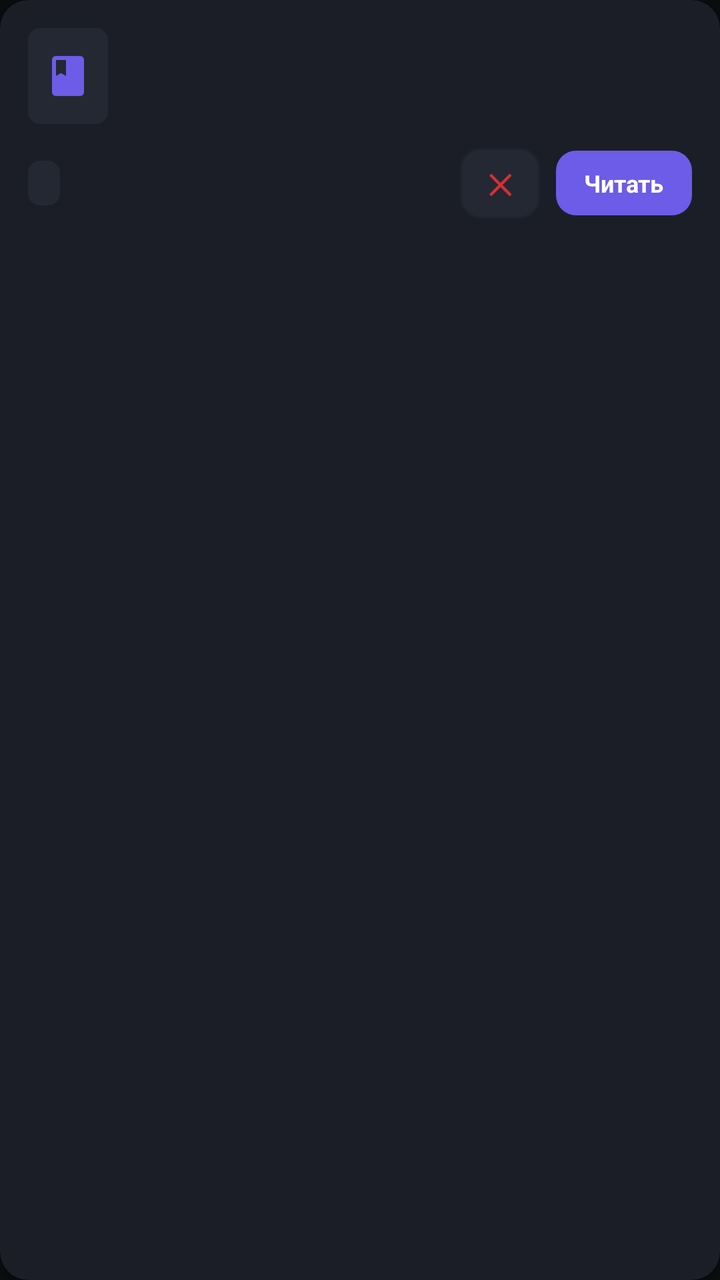
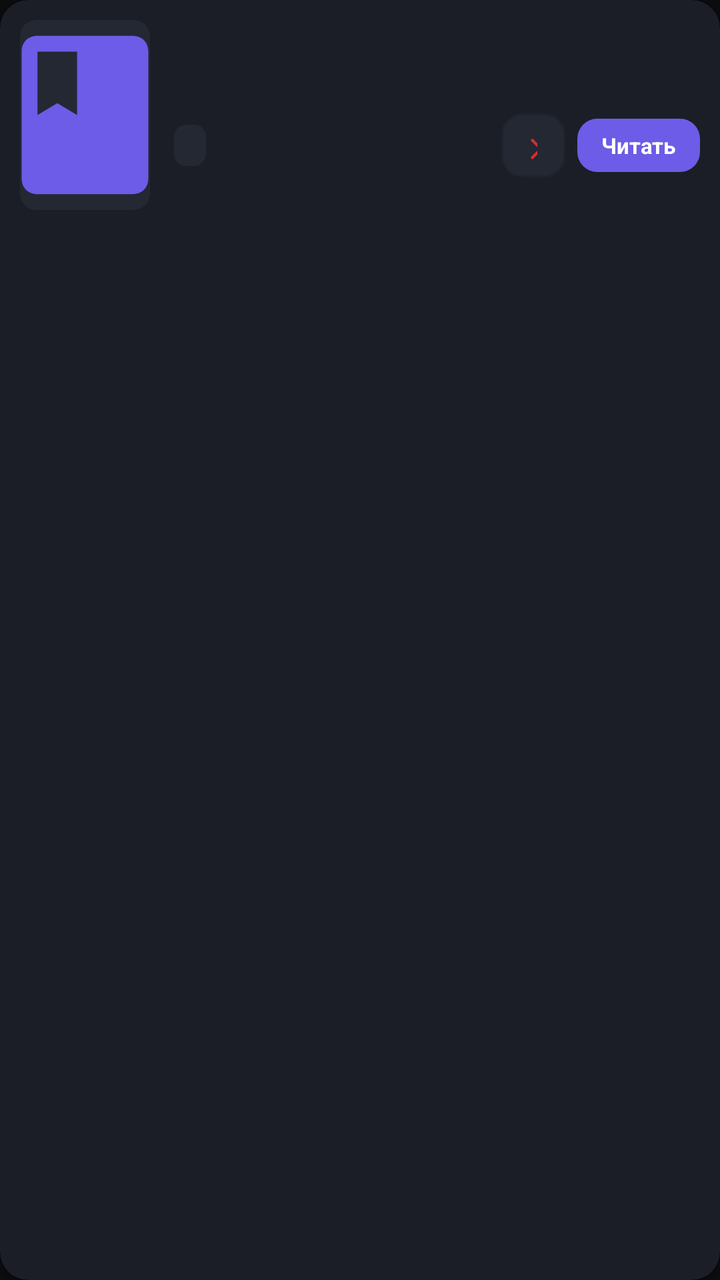

An Android layout rendered at two revisions. The XML below is the earlier revision; the diff shows what the commit changed to produce the second picture.
<!-- AndroidManifest.xml: application theme Theme.Flibusta -->
<!-- res/layout/item_library_book.xml -->
<?xml version="1.0" encoding="utf-8"?>
<androidx.cardview.widget.CardView xmlns:android="http://schemas.android.com/apk/res/android"
    xmlns:app="http://schemas.android.com/apk/res-auto"
    android:layout_width="match_parent"
    android:layout_height="wrap_content"
    android:layout_marginStart="12dp"
    android:layout_marginEnd="12dp"
    android:layout_marginTop="6dp"
    android:layout_marginBottom="6dp"
    app:cardBackgroundColor="@color/bg_surface_card"
    app:cardCornerRadius="14dp"
    app:cardElevation="2dp">

    <LinearLayout
        android:layout_width="match_parent"
        android:layout_height="wrap_content"
        android:orientation="vertical"
        android:padding="14dp">

        <LinearLayout
            android:layout_width="match_parent"
            android:layout_height="wrap_content"
            android:gravity="center_vertical"
            android:orientation="horizontal">

            <ImageView
                android:layout_width="40dp"
                android:layout_height="48dp"
                android:background="@drawable/bg_badge"
                android:padding="8dp"
                android:src="@drawable/ic_book"
                android:contentDescription="Book" />

            <LinearLayout
                android:layout_width="0dp"
                android:layout_height="wrap_content"
                android:layout_marginStart="12dp"
                android:layout_weight="1"
                android:orientation="vertical">

                <TextView
                    android:id="@+id/tv_lib_title"
                    android:layout_width="wrap_content"
                    android:layout_height="wrap_content"
                    android:ellipsize="end"
                    android:maxLines="2"
                    android:textColor="@color/text_primary"
                    android:textSize="16sp"
                    android:textStyle="bold" />

                <TextView
                    android:id="@+id/tv_lib_author"
                    android:layout_width="wrap_content"
                    android:layout_height="wrap_content"
                    android:layout_marginTop="2dp"
                    android:ellipsize="end"
                    android:maxLines="1"
                    android:textColor="@color/text_secondary"
                    android:textSize="13sp" />
            </LinearLayout>
        </LinearLayout>

        <LinearLayout
            android:layout_width="match_parent"
            android:layout_height="wrap_content"
            android:layout_marginTop="12dp"
            android:gravity="center_vertical"
            android:orientation="horizontal">

            <TextView
                android:id="@+id/tv_lib_status"
                android:layout_width="wrap_content"
                android:layout_height="wrap_content"
                android:background="@drawable/bg_badge"
                android:clickable="true"
                android:focusable="true"
                android:textColor="@color/accent_gold"
                android:textSize="12sp"
                android:textStyle="bold" />

            <TextView
                android:id="@+id/tv_lib_date"
                android:layout_width="wrap_content"
                android:layout_height="wrap_content"
                android:layout_marginStart="8dp"
                android:textColor="@color/text_muted"
                android:textSize="11sp" />

            <View
                android:layout_width="0dp"
                android:layout_height="1dp"
                android:layout_weight="1" />

            <TextView
                android:id="@+id/btn_lib_delete"
                android:layout_width="wrap_content"
                android:layout_height="wrap_content"
                android:background="@drawable/bg_button_secondary"
                android:clickable="true"
                android:focusable="true"
                android:text="✕"
                android:textColor="@color/accent_red"
                android:textSize="14sp"
                android:textStyle="bold" />

            <TextView
                android:id="@+id/btn_lib_read"
                android:layout_width="wrap_content"
                android:layout_height="wrap_content"
                android:layout_marginStart="8dp"
                android:background="@drawable/bg_button_accent"
                android:clickable="true"
                android:focusable="true"
                android:text="@string/btn_read"
                android:textColor="@color/text_primary"
                android:textSize="12sp"
                android:textStyle="bold" />
        </LinearLayout>
    </LinearLayout>
</androidx.cardview.widget.CardView>
<!-- resources referenced by this layout -->
<resources>
  <color name="accent_gold">#FDCB6E</color>
  <color name="accent_red">#D63031</color>
  <color name="bg_surface_card">#1B1E26</color>
  <color name="text_muted">#576574</color>
  <color name="text_primary">#FFFFFF</color>
  <color name="text_secondary">#A4B0BE</color>
  <!-- drawable bg_badge (drawable) -->
  <?xml version="1.0" encoding="utf-8"?>
  <shape xmlns:android="http://schemas.android.com/apk/res/android"
      android:shape="rectangle">
      <solid android:color="@color/bg_surface_light" />
      <corners android:radius="6dp" />
      <padding
          android:left="8dp"
          android:top="3dp"
          android:right="8dp"
          android:bottom="3dp" />
  </shape>
  <!-- drawable bg_button_accent (drawable) -->
  <?xml version="1.0" encoding="utf-8"?>
  <ripple xmlns:android="http://schemas.android.com/apk/res/android"
      android:color="#33FFFFFF">
      <item>
          <shape android:shape="rectangle">
              <solid android:color="@color/accent_primary" />
              <corners android:radius="10dp" />
              <padding
                  android:left="14dp"
                  android:top="8dp"
                  android:right="14dp"
                  android:bottom="8dp" />
          </shape>
      </item>
  </ripple>
  <!-- drawable bg_button_secondary (drawable) -->
  <?xml version="1.0" encoding="utf-8"?>
  <ripple xmlns:android="http://schemas.android.com/apk/res/android"
      android:color="#33FFFFFF">
      <item>
          <shape android:shape="rectangle">
              <solid android:color="@color/bg_surface_light" />
              <stroke android:width="1dp" android:color="@color/divider" />
              <corners android:radius="10dp" />
              <padding
                  android:left="14dp"
                  android:top="8dp"
                  android:right="14dp"
                  android:bottom="8dp" />
          </shape>
      </item>
  </ripple>
  <!-- drawable ic_book (drawable) -->
  <vector xmlns:android="http://schemas.android.com/apk/res/android"
      android:width="24dp"
      android:height="24dp"
      android:viewportWidth="24"
      android:viewportHeight="24">
      <path
          android:fillColor="@color/accent_primary"
          android:pathData="M18,2H6c-1.2,0 -2,0.8 -2,2v16c0,1.2 0.8,2 2,2h12c1.2,0 2,-0.8 2,-2V4c0,-1.2 -0.8,-2 -2,-2zM6,4h5v8l-2.5,-1.5L6,12V4z" />
  </vector>
  <string name="btn_read">Читать</string>
  <style name="Theme.Flibusta" parent="Theme.MaterialComponents.DayNight.NoActionBar">
          <item name="colorPrimary">@color/accent_primary</item>
          <item name="colorPrimaryVariant">@color/bg_surface_card</item>
          <item name="colorOnPrimary">@color/text_primary</item>
          <item name="colorSecondary">@color/accent_secondary</item>
          <item name="colorSecondaryVariant">@color/accent_cyan</item>
          <item name="colorOnSecondary">@color/text_primary</item>
  
          <item name="android:windowBackground">@color/bg_primary</item>
          <item name="android:statusBarColor">@color/bg_primary</item>
          <item name="android:navigationBarColor">@color/nav_bar_bg</item>
          <item name="android:textColorPrimary">@color/text_primary</item>
          <item name="android:textColorSecondary">@color/text_secondary</item>
      </style>
  <color name="bg_surface_light">#242833</color>
  <color name="accent_primary">#6C5CE7</color>
  <color name="divider">#1F232D</color>
  <color name="accent_secondary">#0984E3</color>
  <color name="accent_cyan">#00CEC9</color>
  <color name="bg_primary">#0B0C0E</color>
  <color name="nav_bar_bg">#111317</color>
</resources>

<!-- the commit's change to res/layout/item_library_book.xml (unified diff, before → after) -->
@@ -3,10 +3,13 @@
     xmlns:app="http://schemas.android.com/apk/res-auto"
     android:layout_width="match_parent"
     android:layout_height="wrap_content"
-    android:layout_marginStart="12dp"
-    android:layout_marginEnd="12dp"
-    android:layout_marginTop="6dp"
-    android:layout_marginBottom="6dp"
+    android:layout_marginStart="10dp"
+    android:layout_marginEnd="10dp"
+    android:layout_marginTop="5dp"
+    android:layout_marginBottom="5dp"
+    android:clickable="true"
+    android:focusable="true"
+    android:foreground="?android:attr/selectableItemBackground"
     app:cardBackgroundColor="@color/bg_surface_card"
     app:cardCornerRadius="14dp"
     app:cardElevation="2dp">
@@ -14,107 +17,117 @@
     <LinearLayout
         android:layout_width="match_parent"
         android:layout_height="wrap_content"
-        android:orientation="vertical"
-        android:padding="14dp">
+        android:orientation="horizontal"
+        android:padding="10dp">
+
+        <androidx.cardview.widget.CardView
+            android:layout_width="65dp"
+            android:layout_height="95dp"
+            app:cardCornerRadius="8dp"
+            app:cardElevation="0dp"
+            app:cardBackgroundColor="@color/bg_surface_light">
+
+            <ImageView
+                android:id="@+id/iv_lib_cover"
+                android:layout_width="match_parent"
+                android:layout_height="match_parent"
+                android:scaleType="centerCrop"
+                android:src="@drawable/ic_book"
+                android:contentDescription="Cover" />
+        </androidx.cardview.widget.CardView>
 
         <LinearLayout
-            android:layout_width="match_parent"
+            android:layout_width="0dp"
             android:layout_height="wrap_content"
-            android:gravity="center_vertical"
-            android:orientation="horizontal">
+            android:layout_marginStart="12dp"
+            android:layout_weight="1"
+            android:orientation="vertical">
 
-            <ImageView
-                android:layout_width="40dp"
-                android:layout_height="48dp"
-                android:background="@drawable/bg_badge"
-                android:padding="8dp"
-                android:src="@drawable/ic_book"
-                android:contentDescription="Book" />
+            <TextView
+                android:id="@+id/tv_lib_title"
+                android:layout_width="match_parent"
+                android:layout_height="wrap_content"
+                android:ellipsize="end"
+                android:maxLines="2"
+                android:textColor="@color/text_primary"
+                android:textSize="15sp"
+                android:textStyle="bold" />
+
+            <TextView
+                android:id="@+id/tv_lib_author"
+                android:layout_width="match_parent"
+                android:layout_height="wrap_content"
+                android:layout_marginTop="2dp"
+                android:ellipsize="end"
+                android:maxLines="1"
+                android:textColor="@color/accent_cyan"
+                android:textSize="12sp" />
 
             <LinearLayout
-                android:layout_width="0dp"
+                android:layout_width="match_parent"
                 android:layout_height="wrap_content"
-                android:layout_marginStart="12dp"
-                android:layout_weight="1"
-                android:orientation="vertical">
+                android:layout_marginTop="8dp"
+                android:gravity="center_vertical"
+                android:orientation="horizontal">
 
                 <TextView
-                    android:id="@+id/tv_lib_title"
+                    android:id="@+id/tv_lib_status"
                     android:layout_width="wrap_content"
                     android:layout_height="wrap_content"
-                    android:ellipsize="end"
-                    android:maxLines="2"
-                    android:textColor="@color/text_primary"
-                    android:textSize="16sp"
+                    android:background="@drawable/bg_badge"
+                    android:clickable="true"
+                    android:focusable="true"
+                    android:paddingStart="8dp"
+                    android:paddingEnd="8dp"
+                    android:paddingTop="3dp"
+                    android:paddingBottom="3dp"
+                    android:textColor="@color/accent_gold"
+                    android:textSize="11sp"
                     android:textStyle="bold" />
 
                 <TextView
-                    android:id="@+id/tv_lib_author"
+                    android:id="@+id/tv_lib_date"
                     android:layout_width="wrap_content"
                     android:layout_height="wrap_content"
-                    android:layout_marginTop="2dp"
-                    android:ellipsize="end"
-                    android:maxLines="1"
-                    android:textColor="@color/text_secondary"
-                    android:textSize="13sp" />
+                    android:layout_marginStart="8dp"
+                    android:textColor="@color/text_muted"
+                    android:textSize="10sp" />
+
+                <View
+                    android:layout_width="0dp"
+                    android:layout_height="1dp"
+                    android:layout_weight="1" />
+
+                <TextView
+                    android:id="@+id/btn_lib_delete"
+                    android:layout_width="32dp"
+                    android:layout_height="32dp"
+                    android:background="@drawable/bg_button_secondary"
+                    android:clickable="true"
+                    android:focusable="true"
+                    android:gravity="center"
+                    android:text="✕"
+                    android:textColor="@color/accent_red"
+                    android:textSize="13sp"
+                    android:textStyle="bold" />
+
+                <TextView
+                    android:id="@+id/btn_lib_read"
+                    android:layout_width="wrap_content"
+                    android:layout_height="wrap_content"
+                    android:layout_marginStart="6dp"
+                    android:background="@drawable/bg_button_accent"
+                    android:clickable="true"
+                    android:focusable="true"
+                    android:paddingStart="12dp"
+                    android:paddingEnd="12dp"
+                    android:paddingTop="6dp"
+                    android:paddingBottom="6dp"
+                    android:text="@string/btn_read"
+                    android:textColor="@color/text_primary"
+                    android:textSize="11sp"
+                    android:textStyle="bold" />
             </LinearLayout>
-        </LinearLayout>
-
-        <LinearLayout
-            android:layout_width="match_parent"
-            android:layout_height="wrap_content"
-            android:layout_marginTop="12dp"
-            android:gravity="center_vertical"
-            android:orientation="horizontal">
-
-            <TextView
-                android:id="@+id/tv_lib_status"
-                android:layout_width="wrap_content"
-                android:layout_height="wrap_content"
-                android:background="@drawable/bg_badge"
-                android:clickable="true"
-                android:focusable="true"
-                android:textColor="@color/accent_gold"
-                android:textSize="12sp"
-                android:textStyle="bold" />
-
-            <TextView
-                android:id="@+id/tv_lib_date"
-                android:layout_width="wrap_content"
-                android:layout_height="wrap_content"
-                android:layout_marginStart="8dp"
-                android:textColor="@color/text_muted"
-                android:textSize="11sp" />
-
-            <View
-                android:layout_width="0dp"
-                android:layout_height="1dp"
-                android:layout_weight="1" />
-
-            <TextView
-                android:id="@+id/btn_lib_delete"
-                android:layout_width="wrap_content"
-                android:layout_height="wrap_content"
-                android:background="@drawable/bg_button_secondary"
-                android:clickable="true"
-                android:focusable="true"
-                android:text="✕"
-                android:textColor="@color/accent_red"
-                android:textSize="14sp"
-                android:textStyle="bold" />
-
-            <TextView
-                android:id="@+id/btn_lib_read"
-                android:layout_width="wrap_content"
-                android:layout_height="wrap_content"
-                android:layout_marginStart="8dp"
-                android:background="@drawable/bg_button_accent"
-                android:clickable="true"
-                android:focusable="true"
-                android:text="@string/btn_read"
-                android:textColor="@color/text_primary"
-                android:textSize="12sp"
-                android:textStyle="bold" />
         </LinearLayout>
     </LinearLayout>
 </androidx.cardview.widget.CardView>
